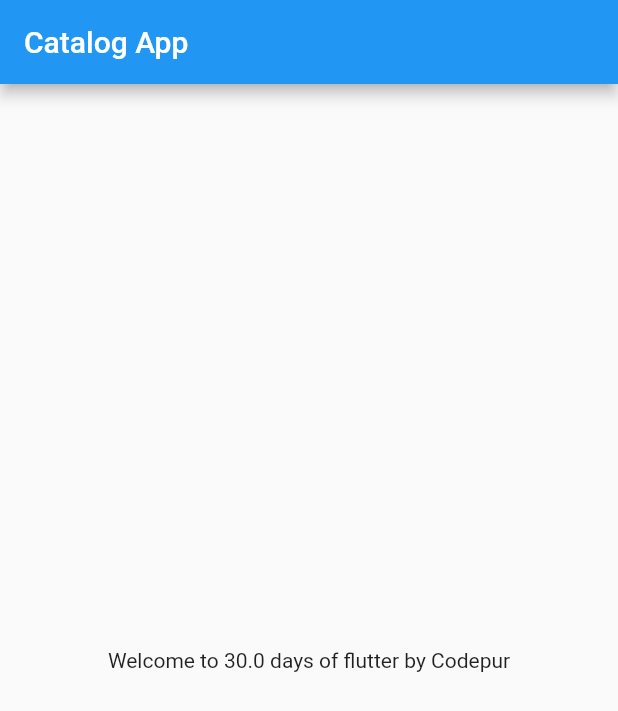
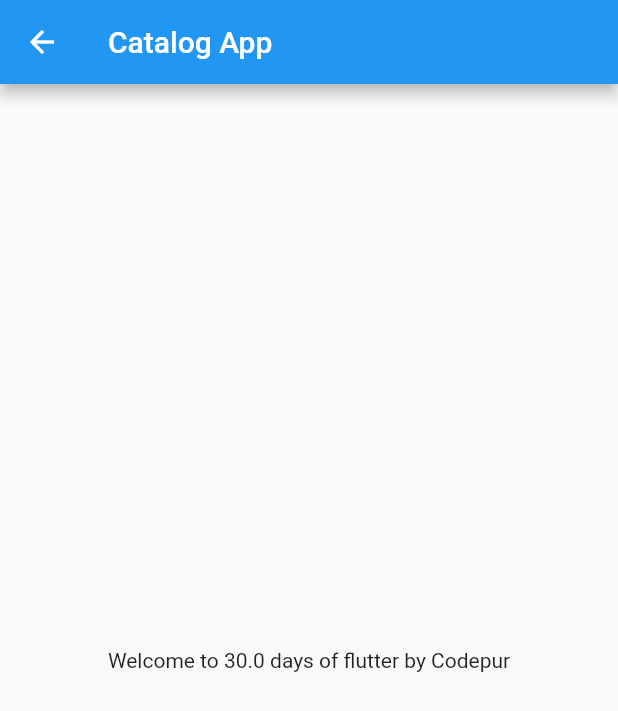
Before and after one commit to nooralam6/30DaysOfFlutter, a Flutter app: the screen it shows after launch, on a phone screen of 412 x 824 dp. Shown: the top 711 px of the screen. Run offline on Flutter 3.47's test engine with Material 2 defaults, Android fonts, the phone set to English and light mode, and no system bars.

Commit message:
day 3 completed

```diff
--- a/lib/home_page.dart
+++ /dev/null
@@ -1,22 +0,0 @@
-import 'package:flutter/material.dart';
-
-class HomePage extends StatelessWidget {
-  const HomePage({Key? key}) : super(key: key);
-
-  @override
-  Widget build(BuildContext context) {
-    final double days = 30;
-    final String name = "Codepur";
-
-    return MaterialApp(
-      home: Scaffold(
-        appBar: AppBar(
-          title: Text("Catalog App"),
-        ),
-        body: Center(
-          child: Text("Welcome to $days days of flutter by $name"),
-        ),
-      ),
-    );
-  }
-}
--- a/lib/main.dart
+++ b/lib/main.dart
@@ -1,5 +1,6 @@
 import 'package:flutter/material.dart';
-import 'package:flutter_catalog/home_page.dart';
+import 'package:flutter_catalog/pages/home_page.dart';
+import 'package:flutter_catalog/pages/login_page.dart';
 
 void main() {
   runApp(const MyApp());
@@ -10,6 +11,14 @@ class MyApp extends StatelessWidget {
 
   @override
   Widget build(BuildContext context) {
-    return const MaterialApp(home: HomePage());
+    return MaterialApp(
+      themeMode: ThemeMode.light,
+      initialRoute: "/home",
+      routes: {
+        "/": (context) => LoginPage(),
+        "/login": (context) => LoginPage(),
+        "/home": (context) => HomePage()
+      },
+    );
   }
 }
--- /dev/null
+++ b/lib/pages/home_page.dart
@@ -0,0 +1,22 @@
+import 'package:flutter/material.dart';
+
+class HomePage extends StatelessWidget {
+  const HomePage({Key? key}) : super(key: key);
+
+  @override
+  Widget build(BuildContext context) {
+    const double days = 30;
+    const String name = "Codepur";
+    bringVegetables(bag: false);
+    return Scaffold(
+      appBar: AppBar(
+        title: const Text("Catalog App"),
+      ),
+      body: const Center(
+        child: Text("Welcome to $days days of flutter by $name"),
+      ),
+    );
+  }
+
+  bringVegetables({required bool bag, int rupees = 100}) {}
+}
```
Also changed, not shown: lib/pages/login_page.dart (added, +20 -0 lines).
